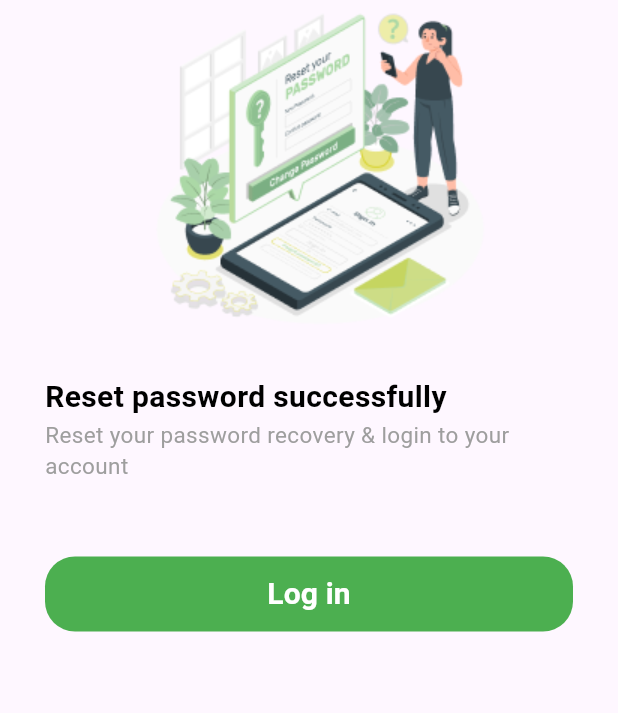
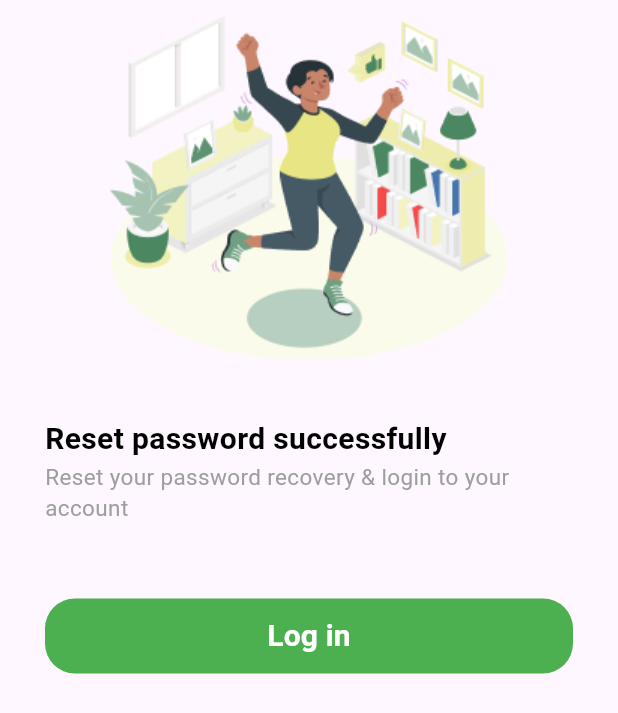
Before and after one commit to NourhanFahmyAbughaly/first_project, a Flutter app: the screen it shows after launch, on a phone screen of 412 x 824 dp. Shown: the top 713 px of the screen. Run offline on Flutter 3.47's test engine with Material 2 defaults, Android fonts, the phone set to English and light mode, and no system bars.

Commit message:
first project 3

```diff
--- a/lib/screens/Auth/reset_password_success_screen.dart
+++ b/lib/screens/Auth/reset_password_success_screen.dart
@@ -22,7 +22,7 @@ class _ResetPasswordSuccessScreenState
               padding: EdgeInsets.symmetric(horizontal: 20),
               alignment: Alignment.center,
               child: Image.asset(
-                "assets/Reset password-amico 1.png",
+                "assets/Enthusiastic-amico 1.png",
                 fit: BoxFit.fitWidth,
               ),
             ),
```
